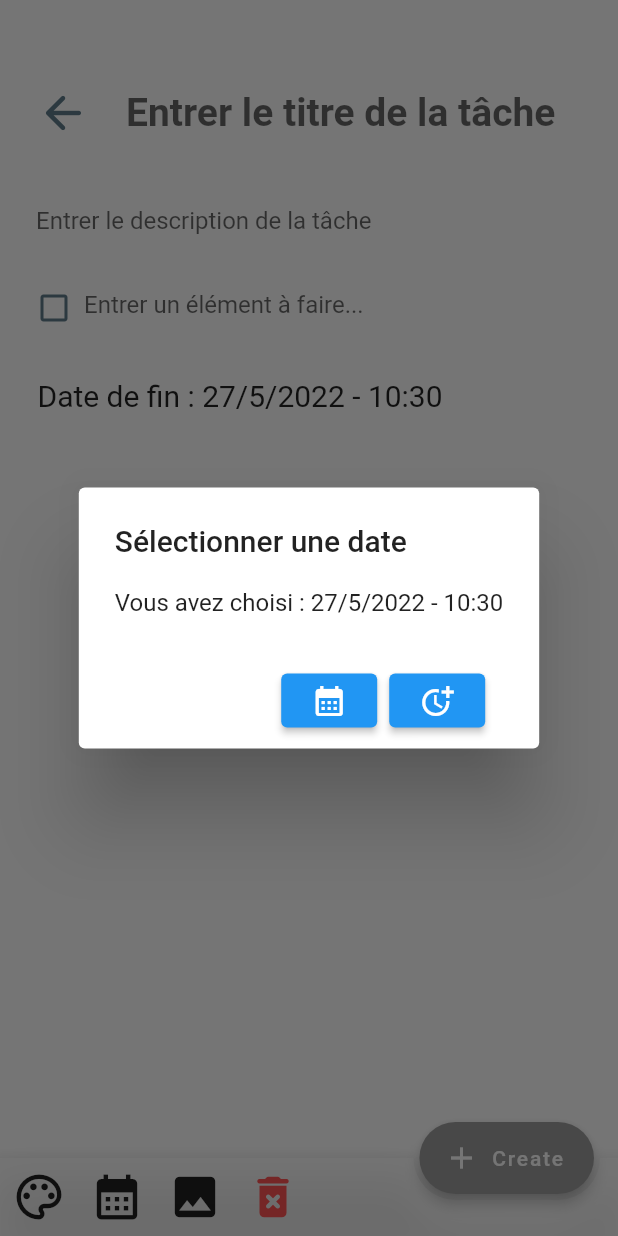
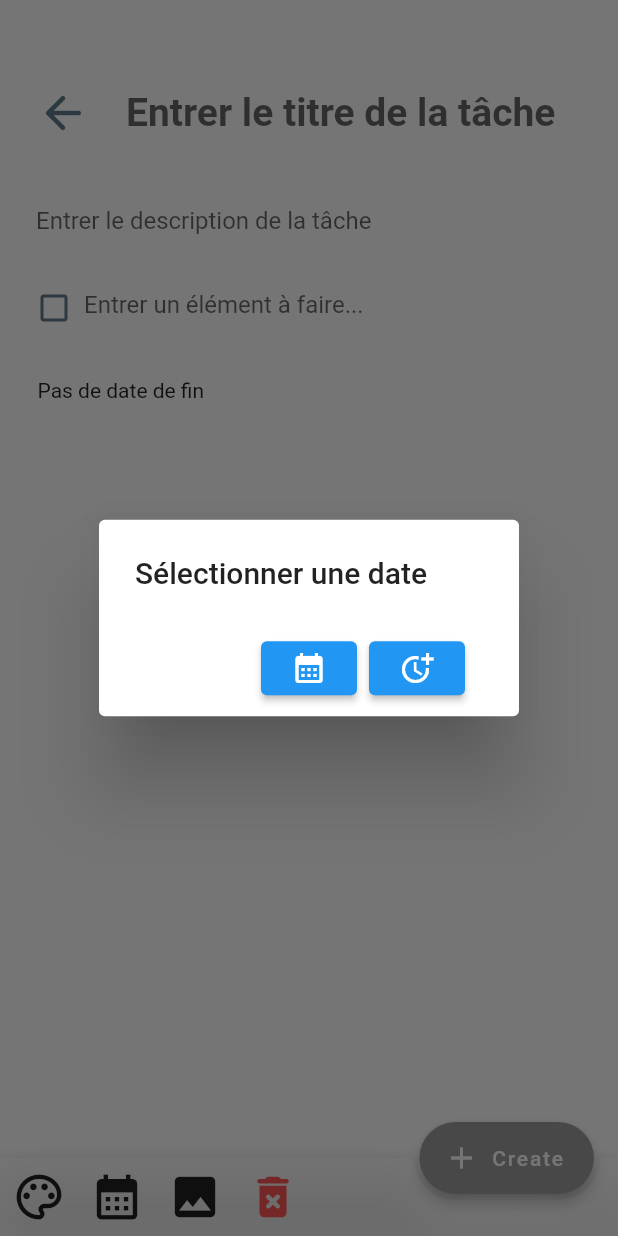
Before and after one commit to arturribeiro10/projetflutter_nam, a Flutter app: the Taskpage screen opened directly, after a tap on the "calendar month" icon, on a phone screen of 412 x 824 dp. Run offline on Flutter 3.47's test engine with Material 2 defaults, Android fonts, the phone set to English and light mode, and no system bars; our stand-ins replace cloud_firestore, date_format, firebase_core, flutter_colorpicker, flutter_datetime_picker, image_picker; accounts and stored records are empty.

Commit message:
DateTimePicker : TODO notification + firebase

```diff
--- a/lib/screens/taskpage.dart
+++ b/lib/screens/taskpage.dart
@@ -23,8 +23,10 @@ class _TaskpageState extends State<Taskpage> {
   //attribut ImagePicker
   File? image;
   //attributs Date & Time Picker
-  DateTime date = DateTime.now();
-  TimeOfDay time = TimeOfDay(hour: 10, minute: 30);
+  DateTime? date;
+  TimeOfDay? time;
+  String _date = "";
+  String _time = "";
 
 
   String _taskTitle = '';
@@ -56,8 +58,6 @@ class _TaskpageState extends State<Taskpage> {
 
   @override
   Widget build(BuildContext context) {
-    final hours = time.hour.toString().padLeft(2, '0');
-    final minutes = time.minute.toString().padLeft(2, '0');
     return Scaffold(
         backgroundColor: myColor,
         body: SafeArea(
@@ -164,12 +164,15 @@ class _TaskpageState extends State<Taskpage> {
                       Padding(
                         padding: const EdgeInsets.only(left: 25,top: 25,),
                         child: Row(
-                          children:[
-                            Text('Date de fin : ${date.day}/${date.month}/${date.year} - ${time.hour}:${time.minute}',
-                                style: TextStyle(
-                                  fontSize: 20.0,
-                                )),
-                          ],
+                          children: [
+                          Text((() {
+                              if(date == null){
+                                  return "Pas de date de fin";}
+                              return "Date de fin : ${_date} à ${_time}";
+    })())
+
+
+    ],
                         ),
                       ),
                     ],
@@ -188,7 +191,8 @@ class _TaskpageState extends State<Taskpage> {
         floatingActionButtonLocation: FloatingActionButtonLocation.endDocked,
         bottomNavigationBar: BottomAppBar(
           color: Colors.white70,
-          child: Row(mainAxisSize: MainAxisSize.max, children: <Widget>[
+          child: Row(mainAxisSize: MainAxisSize.max,
+              children: <Widget>[
             IconButton(
               iconSize: 36.0,
               icon: Icon(
@@ -234,20 +238,19 @@ class _TaskpageState extends State<Taskpage> {
                     builder: (BuildContext context) {
                       return AlertDialog(
                         title: Text('Sélectionner une date'),
-                          content: Text(
-                              'Vous avez choisi : ${date.day}/${date.month}/${date.year} - ${time.hour}:${time.minute}'),
                         actions: <Widget>[
                           ElevatedButton(
                             child: Icon(Icons.calendar_month),
                             onPressed: () async {
                               DateTime? newDate = await showDatePicker(
                                 context: context,
-                                initialDate: date,
+                                initialDate: DateTime.now(),
                                 firstDate: DateTime(2022),
                                 lastDate: DateTime(2100),
                               );
                               if (newDate == null) return;
                               setState(() => date = newDate);
+                              _date = "${newDate.day.toString().padLeft(2,'0')}-${newDate.month.toString().padLeft(2,'0')}-${newDate.year.toString()}";
                             },
                           ),
                           ElevatedButton(
@@ -255,11 +258,12 @@ class _TaskpageState extends State<Taskpage> {
                             onPressed: () async {
                               TimeOfDay? newTime = await showTimePicker(
                                   context: context,
-                                  initialTime: time,
+                                  initialTime: TimeOfDay.now(),
                               );
                               if(newTime == null) return;
 
                               setState(() => time = newTime);
+                              _time = "${newTime.hour}:${newTime.minute}";
                             },
                           ),
                           SizedBox(
@@ -290,12 +294,6 @@ class _TaskpageState extends State<Taskpage> {
                               onPressed: () {
                                 pickImage(ImageSource.camera);
                               }),
-                          MaterialButton(
-                            child: Icon(Icons.close),
-                            onPressed: () {
-                              Navigator.of(context).pop();
-                            },
-                          ),
                           SizedBox(
                             width: 20,
                           ),
```
